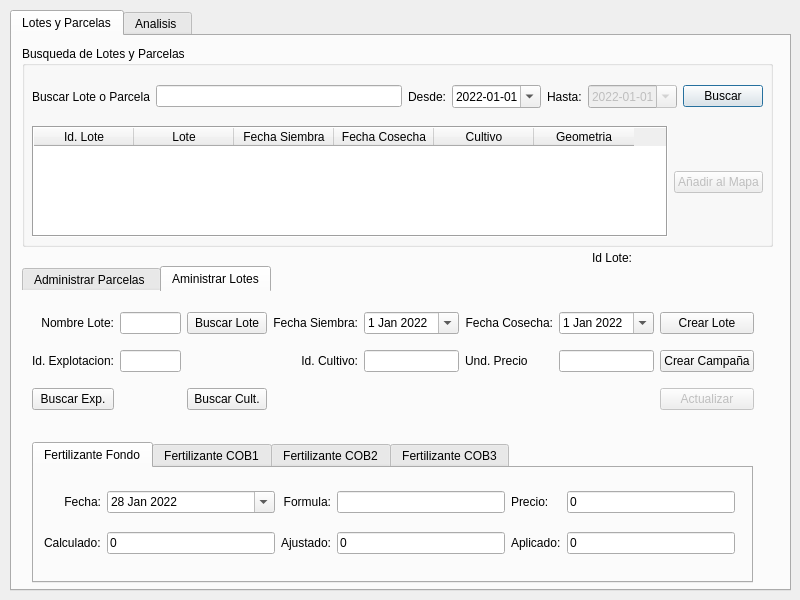
Before: the Qt Designer form ui/agrae_main.ui in franciscocontreras93/agrae, drawn with Qt 5.
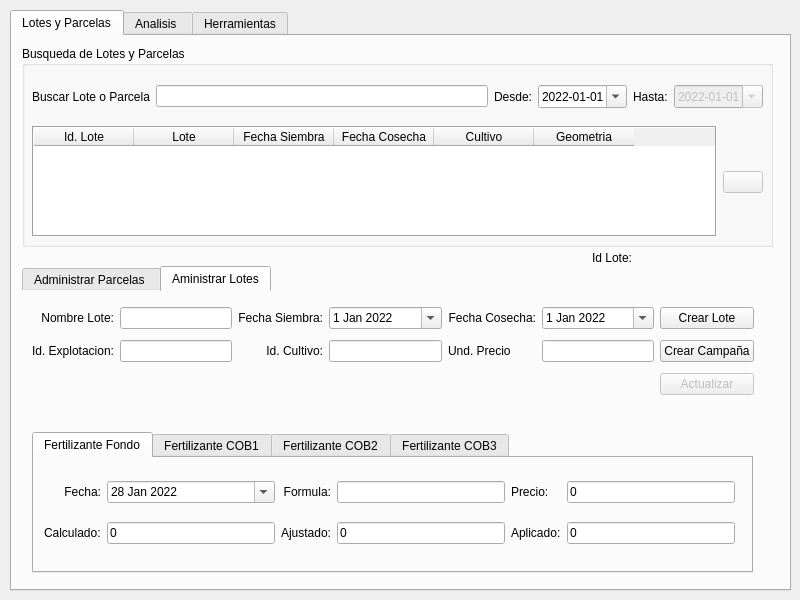
After: the same form once the commit is applied. The open tabs and pages were chosen to show the change.

The edit to the form file:
```diff
--- a/ui/agrae_main.ui
+++ b/ui/agrae_main.ui
@@ -74,7 +74,7 @@
         <height>41</height>
        </rect>
       </property>
-      <layout class="QGridLayout" name="gridLayout" columnstretch="0,0,0,0,0,0,0">
+      <layout class="QGridLayout" name="gridLayout" columnstretch="0,0,0,0,0,0">
        <item row="0" column="4">
         <widget class="QLabel" name="label_45">
          <property name="text">
@@ -82,29 +82,6 @@
          </property>
         </widget>
        </item>
-       <item row="0" column="5">
-        <widget class="QDateEdit" name="untilDate">
-         <property name="enabled">
-          <bool>false</bool>
-         </property>
-         <property name="dateTime">
-          <datetime>
-           <hour>0</hour>
-           <minute>0</minute>
-           <second>0</second>
-           <year>2022</year>
-           <month>1</month>
-           <day>1</day>
-          </datetime>
-         </property>
-         <property name="displayFormat">
-          <string>yyyy-MM-dd</string>
-         </property>
-         <property name="calendarPopup">
-          <bool>true</bool>
-         </property>
-        </widget>
-       </item>
        <item row="0" column="2">
         <widget class="QLabel" name="label_44">
          <property name="text">
@@ -112,8 +89,11 @@
          </property>
         </widget>
        </item>
-       <item row="0" column="3">
-        <widget class="QDateEdit" name="sinceDate">
+       <item row="0" column="5">
+        <widget class="QDateEdit" name="untilDate">
+         <property name="enabled">
+          <bool>false</bool>
+         </property>
          <property name="dateTime">
           <datetime>
            <hour>0</hour>
@@ -139,6 +119,26 @@
          </property>
         </widget>
        </item>
+       <item row="0" column="3">
+        <widget class="QDateEdit" name="sinceDate">
+         <property name="dateTime">
+          <datetime>
+           <hour>0</hour>
+           <minute>0</minute>
+           <second>0</second>
+           <year>2022</year>
+           <month>1</month>
+           <day>1</day>
+          </datetime>
+         </property>
+         <property name="displayFormat">
+          <string>yyyy-MM-dd</string>
+         </property>
+         <property name="calendarPopup">
+          <bool>true</bool>
+         </property>
+        </widget>
+       </item>
        <item row="0" column="0">
         <widget class="QLabel" name="label">
          <property name="text">
@@ -146,13 +146,6 @@
          </property>
         </widget>
        </item>
-       <item row="0" column="6">
-        <widget class="QPushButton" name="btn_buscar1">
-         <property name="text">
-          <string>Buscar</string>
-         </property>
-        </widget>
-       </item>
       </layout>
      </widget>
      <widget class="QWidget" name="gridLayoutWidget_4">
@@ -238,7 +231,7 @@
           <bool>false</bool>
          </property>
          <property name="text">
-          <string>Añadir al Mapa</string>
+          <string/>
          </property>
         </widget>
        </item>
@@ -594,15 +587,115 @@
          <x>10</x>
          <y>10</y>
          <width>722</width>
-         <height>121</height>
+         <height>101</height>
         </rect>
        </property>
-       <layout class="QGridLayout" name="gridLayout_2" columnstretch="0,0,0,0,0,0,0,0,0,0">
+       <layout class="QGridLayout" name="gridLayout_2" columnstretch="0,0,0,0,0,0,0,0,0">
         <property name="sizeConstraint">
          <enum>QLayout::SetDefaultConstraint</enum>
         </property>
-        <item row="1" column="9">
-         <widget class="QPushButton" name="btn_crear_lote_2">
+        <item row="1" column="3">
+         <widget class="QLabel" name="label_3">
+          <property name="layoutDirection">
+           <enum>Qt::LeftToRight</enum>
+          </property>
+          <property name="text">
+           <string>Id. Cultivo:</string>
+          </property>
+          <property name="alignment">
+           <set>Qt::AlignRight|Qt::AlignTrailing|Qt::AlignVCenter</set>
+          </property>
+         </widget>
+        </item>
+        <item row="1" column="7">
+         <widget class="QLineEdit" name="ln_und_deprecio"/>
+        </item>
+        <item row="2" column="8">
+         <widget class="QPushButton" name="btn_lote_update">
+          <property name="enabled">
+           <bool>false</bool>
+          </property>
+          <property name="text">
+           <string>Actualizar</string>
+          </property>
+         </widget>
+        </item>
+        <item row="0" column="3">
+         <widget class="QLabel" name="label_5">
+          <property name="layoutDirection">
+           <enum>Qt::LeftToRight</enum>
+          </property>
+          <property name="text">
+           <string>Fecha Siembra:</string>
+          </property>
+          <property name="alignment">
+           <set>Qt::AlignRight|Qt::AlignTrailing|Qt::AlignVCenter</set>
+          </property>
+         </widget>
+        </item>
+        <item row="0" column="7">
+         <widget class="QDateEdit" name="lote_dateCosecha">
+          <property name="dateTime">
+           <datetime>
+            <hour>0</hour>
+            <minute>0</minute>
+            <second>0</second>
+            <year>2022</year>
+            <month>1</month>
+            <day>1</day>
+           </datetime>
+          </property>
+          <property name="minimumDate">
+           <date>
+            <year>1960</year>
+            <month>9</month>
+            <day>14</day>
+           </date>
+          </property>
+          <property name="currentSection">
+           <enum>QDateTimeEdit::DaySection</enum>
+          </property>
+          <property name="calendarPopup">
+           <bool>true</bool>
+          </property>
+         </widget>
+        </item>
+        <item row="0" column="8">
+         <widget class="QPushButton" name="btn_crear_lote">
+          <property name="text">
+           <string>Crear Lote</string>
+          </property>
+         </widget>
+        </item>
+        <item row="0" column="4">
+         <widget class="QDateEdit" name="lote_dateSiembra">
+          <property name="dateTime">
+           <datetime>
+            <hour>0</hour>
+            <minute>0</minute>
+            <second>0</second>
+            <year>2022</year>
+            <month>1</month>
+            <day>1</day>
+           </datetime>
+          </property>
+          <property name="minimumDate">
+           <date>
+            <year>1960</year>
+            <month>9</month>
+            <day>14</day>
+           </date>
+          </property>
+          <property name="currentSection">
+           <enum>QDateTimeEdit::DaySection</enum>
+          </property>
+          <property name="calendarPopup">
+           <bool>true</bool>
+          </property>
+         </widget>
+        </item>
+        <item row="1" column="8">
+         <widget class="QPushButton" name="btn_crear_campania">
           <property name="text">
            <string>Crear Campaña</string>
           </property>
@@ -621,6 +714,13 @@
           </property>
          </widget>
         </item>
+        <item row="1" column="6">
+         <widget class="QLabel" name="label_40">
+          <property name="text">
+           <string>Und. Precio</string>
+          </property>
+         </widget>
+        </item>
         <item row="0" column="0">
          <widget class="QLabel" name="label_4">
           <property name="layoutDirection">
@@ -635,22 +735,19 @@
          </widget>
         </item>
         <item row="0" column="1">
-         <widget class="QLineEdit" name="line_lote_nombre"/>
-        </item>
-        <item row="1" column="7">
-         <widget class="QLabel" name="label_40">
-          <property name="text">
-           <string>Und. Precio</string>
+         <widget class="QLineEdit" name="line_lote_nombre">
+          <property name="clearButtonEnabled">
+           <bool>true</bool>
           </property>
          </widget>
         </item>
         <item row="1" column="1">
          <widget class="QLineEdit" name="line_lote_idexp"/>
         </item>
-        <item row="1" column="5">
+        <item row="1" column="4">
          <widget class="QLineEdit" name="line_lote_idcultivo"/>
         </item>
-        <item row="0" column="7">
+        <item row="0" column="6">
          <widget class="QLabel" name="label_6">
           <property name="layoutDirection">
            <enum>Qt::LeftToRight</enum>
@@ -663,134 +760,13 @@
           </property>
          </widget>
         </item>
-        <item row="0" column="4">
-         <widget class="QLabel" name="label_5">
-          <property name="layoutDirection">
-           <enum>Qt::LeftToRight</enum>
-          </property>
-          <property name="text">
-           <string>Fecha Siembra:</string>
-          </property>
-          <property name="alignment">
-           <set>Qt::AlignRight|Qt::AlignTrailing|Qt::AlignVCenter</set>
-          </property>
-         </widget>
-        </item>
-        <item row="1" column="8">
-         <widget class="QLineEdit" name="lineEdit"/>
-        </item>
-        <item row="2" column="9">
-         <widget class="QPushButton" name="btn_lote_update">
-          <property name="enabled">
-           <bool>false</bool>
-          </property>
-          <property name="text">
-           <string>Actualizar</string>
-          </property>
-         </widget>
-        </item>
-        <item row="0" column="5">
-         <widget class="QDateEdit" name="lote_dateSiembra">
-          <property name="dateTime">
-           <datetime>
-            <hour>0</hour>
-            <minute>0</minute>
-            <second>0</second>
-            <year>2022</year>
-            <month>1</month>
-            <day>1</day>
-           </datetime>
-          </property>
-          <property name="minimumDate">
-           <date>
-            <year>1960</year>
-            <month>9</month>
-            <day>14</day>
-           </date>
-          </property>
-          <property name="currentSection">
-           <enum>QDateTimeEdit::DaySection</enum>
-          </property>
-          <property name="calendarPopup">
-           <bool>true</bool>
-          </property>
-         </widget>
-        </item>
-        <item row="0" column="8">
-         <widget class="QDateEdit" name="lote_dateCosecha">
-          <property name="dateTime">
-           <datetime>
-            <hour>0</hour>
-            <minute>0</minute>
-            <second>0</second>
-            <year>2022</year>
-            <month>1</month>
-            <day>1</day>
-           </datetime>
-          </property>
-          <property name="minimumDate">
-           <date>
-            <year>1960</year>
-            <month>9</month>
-            <day>14</day>
-           </date>
-          </property>
-          <property name="currentSection">
-           <enum>QDateTimeEdit::DaySection</enum>
-          </property>
-          <property name="calendarPopup">
-           <bool>true</bool>
-          </property>
-         </widget>
-        </item>
-        <item row="0" column="9">
-         <widget class="QPushButton" name="btn_crear_lote">
-          <property name="text">
-           <string>Crear Lote</string>
-          </property>
-         </widget>
-        </item>
-        <item row="0" column="2">
-         <widget class="QPushButton" name="btn_buscar_lote">
-          <property name="text">
-           <string>Buscar Lote</string>
-          </property>
-         </widget>
-        </item>
-        <item row="1" column="4">
-         <widget class="QLabel" name="label_3">
-          <property name="layoutDirection">
-           <enum>Qt::LeftToRight</enum>
-          </property>
-          <property name="text">
-           <string>Id. Cultivo:</string>
-          </property>
-          <property name="alignment">
-           <set>Qt::AlignRight|Qt::AlignTrailing|Qt::AlignVCenter</set>
-          </property>
-         </widget>
-        </item>
-        <item row="2" column="2">
-         <widget class="QPushButton" name="btn_buscar_cult">
-          <property name="text">
-           <string>Buscar Cult.</string>
-          </property>
-         </widget>
-        </item>
-        <item row="2" column="0">
-         <widget class="QPushButton" name="btn_buscar_exp">
-          <property name="text">
-           <string>Buscar Exp.</string>
-          </property>
-         </widget>
-        </item>
        </layout>
       </widget>
       <widget class="QTabWidget" name="tabWidget_3">
        <property name="geometry">
         <rect>
          <x>10</x>
-         <y>150</y>
+         <y>140</y>
          <width>721</width>
          <height>141</height>
         </rect>
@@ -1619,6 +1595,47 @@
      </widget>
     </widget>
    </widget>
+   <widget class="QWidget" name="tab_6">
+    <attribute name="title">
+     <string>Herramientas</string>
+    </attribute>
+    <widget class="QGroupBox" name="groupBox_5">
+     <property name="geometry">
+      <rect>
+       <x>10</x>
+       <y>20</y>
+       <width>751</width>
+       <height>181</height>
+      </rect>
+     </property>
+     <property name="title">
+      <string>Agregar Capas al Mapa</string>
+     </property>
+     <widget class="QTabWidget" name="tabWidget_4">
+      <property name="geometry">
+       <rect>
+        <x>20</x>
+        <y>29</y>
+        <width>711</width>
+        <height>131</height>
+       </rect>
+      </property>
+      <property name="currentIndex">
+       <number>0</number>
+      </property>
+      <widget class="QWidget" name="tab_7">
+       <attribute name="title">
+        <string>Tab 1</string>
+       </attribute>
+      </widget>
+      <widget class="QWidget" name="tab_8">
+       <attribute name="title">
+        <string>Tab 2</string>
+       </attribute>
+      </widget>
+     </widget>
+    </widget>
+   </widget>
   </widget>
  </widget>
  <tabstops>
```
Left out of the diff: 26 changed lines with no effect on the pictures.
